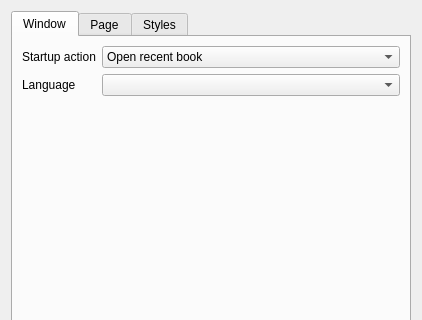
Old version of the form cr3-kindle/src/settings.ui in the repository CrazyCoder/coolreader-kindle-qt; both pictures show x 0 to 422 and y 0 to 320 of the 422 by 552 pixel window.
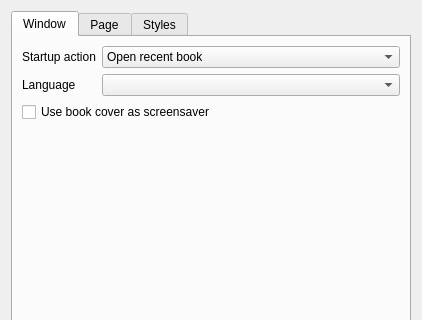
New version of the form. The open tabs and pages were chosen to show the change. Custom widgets are drawn as their Qt base class.

Commit message: option to use book cover as screensaver

What changed in the file:
```diff
--- a/cr3-kindle/src/settings.ui
+++ b/cr3-kindle/src/settings.ui
@@ -91,6 +91,13 @@
          <item row="1" column="1">
           <widget class="QComboBox" name="cbLanguage"/>
          </item>
+         <item row="2" column="0" colspan="2">
+          <widget class="QCheckBox" name="cbCoverScreensaver">
+           <property name="text">
+            <string>Use book cover as screensaver</string>
+           </property>
+          </widget>
+         </item>
         </layout>
        </item>
       </layout>
@@ -837,6 +844,16 @@
     <slot>contextMenu(QPoint)</slot>
    </slots>
   </customwidget>
+  <customwidget>
+   <class>FilteredSpinBox</class>
+   <extends>QSpinBox</extends>
+   <header>settings.h</header>
+  </customwidget>
+  <customwidget>
+   <class>FilteredDoubleSpinBox</class>
+   <extends>QDoubleSpinBox</extends>
+   <header>settings.h</header>
+  </customwidget>
  </customwidgets>
  <tabstops>
   <tabstop>cbStartupAction</tabstop>
```
Left out of the diff: 20 changed lines with no effect on the pictures. The commit also changes 3 other files.
